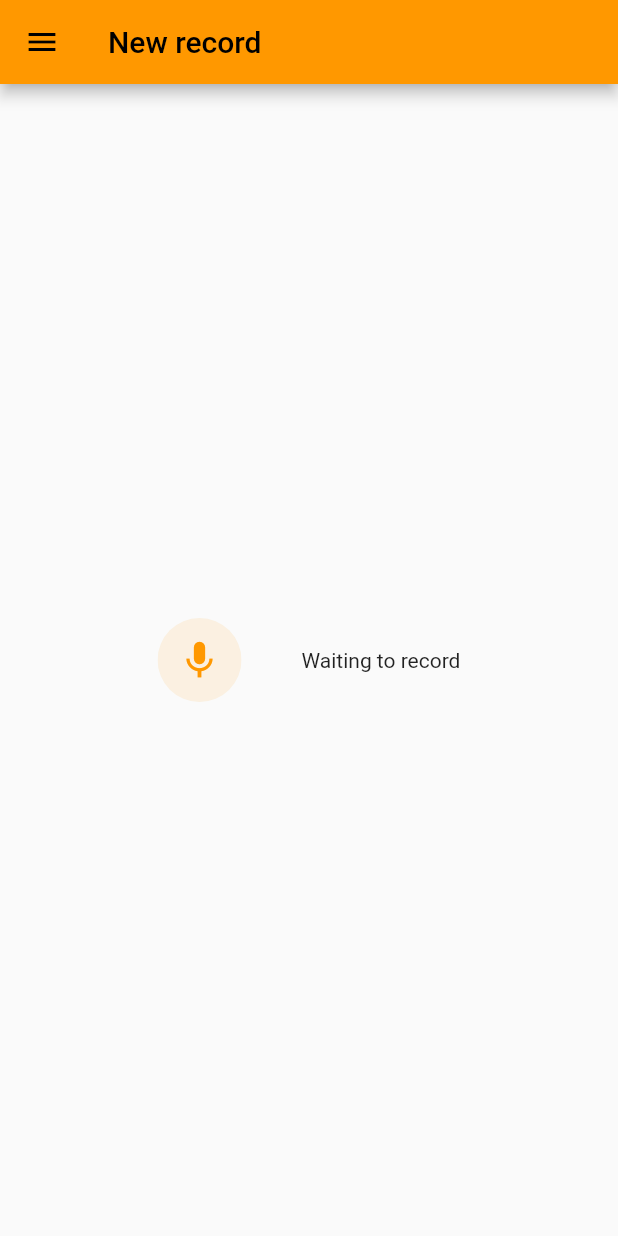
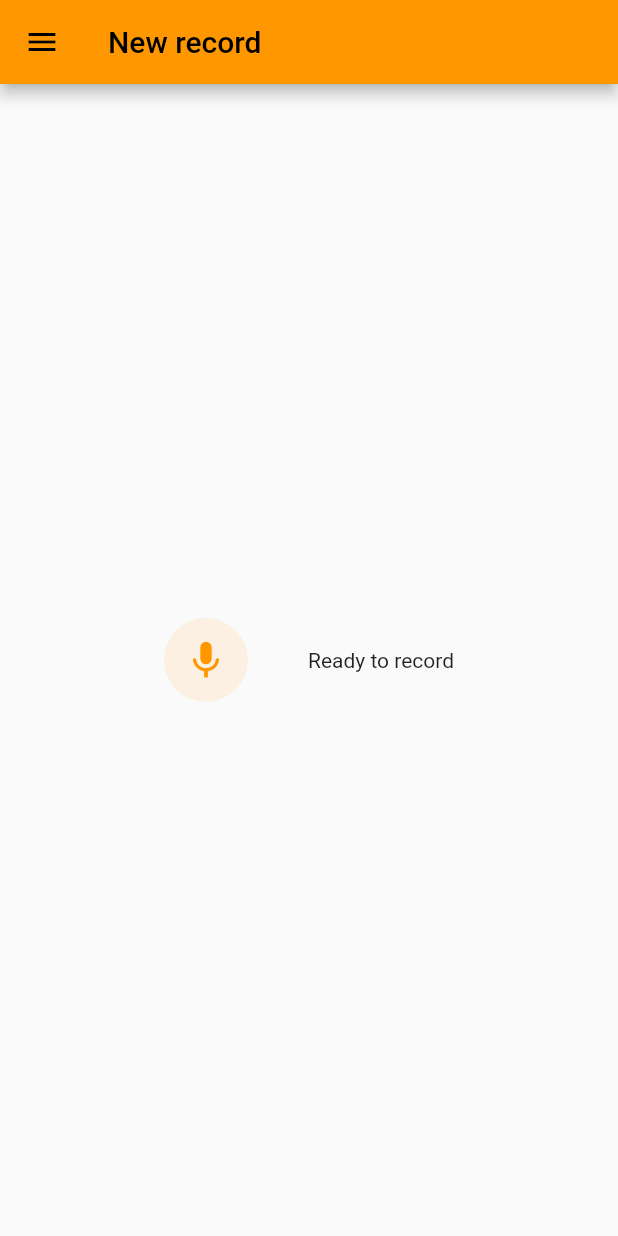
Before and after one commit to Voice-from-Fire/vffservice, a Flutter app: the screen it shows after launch, on a phone screen of 412 x 824 dp. Run offline on Flutter 3.47's test engine with Material 2 defaults, Android fonts, the phone set to English and light mode, and no system bars; our stand-ins replace audioplayers, dio; missing offline and left inert: record, vff_api; statements that could not run were skipped.

Commit message:
AudioPlayer

```diff
--- a/client/vffapp/lib/components/AudioRecorder.dart
+++ b/client/vffapp/lib/components/AudioRecorder.dart
@@ -84,12 +84,7 @@ class _AudioRecorderState extends State<AudioRecorder> {
 
   @override
   Widget build(BuildContext context) {
-    return MaterialApp(
-      home: Scaffold(
-        body: Column(
-          mainAxisAlignment: MainAxisAlignment.center,
-          children: [
-            Row(
+    return Row(
       mainAxisAlignment: MainAxisAlignment.center,
       children: <Widget>[
         _buildRecordStopControl(),
@@ -98,16 +93,12 @@ class _AudioRecorderState extends State<AudioRecorder> {
         const SizedBox(width: 20),
         _buildText(),
       ],
-            ),
-            if (_amplitude != null) ...[
+    );
+    /*if (_amplitude != null) ...[
               const SizedBox(height: 40),
               Text('Current: ${_amplitude?.current ?? 0.0}'),
               Text('Max: ${_amplitude?.max ?? 0.0}'),
-            ],
-          ],
-        ),
-      ),
-    );
+            ],*/
   }
 
   @override
@@ -180,7 +171,7 @@ class _AudioRecorderState extends State<AudioRecorder> {
       return _buildTimer();
     }
 
-    return const Text("Waiting to record");
+    return const Text("Ready to record");
   }
 
   Widget _buildTimer() {
--- a/client/vffapp/lib/main.dart
+++ b/client/vffapp/lib/main.dart
@@ -28,7 +28,7 @@ class VffApp extends StatelessWidget {
         onGenerateRoute: (settings) {
           AppState appState = context.read<AppState>();
           if (appState.isLogged()) {
-            StatelessWidget screen;
+            Widget screen;
             if (RecordScreen.route == settings.name) {
               screen = const RecordScreen();
             } else if (NewRecordScreen.route == settings.name) {
--- a/client/vffapp/lib/screens/NewRecordScreen.dart
+++ b/client/vffapp/lib/screens/NewRecordScreen.dart
@@ -1,16 +1,48 @@
 import 'package:flutter/material.dart';
 
+import '../components/AudioPlayer.dart';
 import '../components/AudioRecorder.dart';
 import '../components/ScreenWrapper.dart';
 
-class NewRecordScreen extends StatelessWidget {
+/*class NewRecordScreen extends StatelessWidget {
   const NewRecordScreen({super.key});
 
   static const String route = '/new';
 
   @override
   Widget build(BuildContext context) {
+    return const ScreenWrapper("New record", child: AudioPlayer(url: "xxx"));
+
+    // return ScreenWrapper("New record",
+    //     child: AudioRecorder(onStop: (path) => {print(path)}));
+  }
+}*/
+
+class NewRecordScreen extends StatefulWidget {
+  const NewRecordScreen({super.key});
+
+  static const String route = '/new';
+
+  @override
+  State<NewRecordScreen> createState() => _NewRecordScreenState();
+}
+
+class _NewRecordScreenState extends State<NewRecordScreen> {
+  String? _url;
+
+  void onStop(String url) {
+    setState(() {
+      _url = url;
+    });
+  }
+
+  @override
+  Widget build(BuildContext context) {
+    var children = _url != null
+        ? [AudioPlayer(url: _url!)]
+        : [AudioRecorder(onStop: onStop)];
     return ScreenWrapper("New record",
-        child: AudioRecorder(onStop: (path) => {print(path)}));
+        child: Column(
+            mainAxisAlignment: MainAxisAlignment.center, children: children));
   }
 }
--- a/client/vffapp/pubspec.yaml
+++ b/client/vffapp/pubspec.yaml
@@ -41,6 +41,7 @@ dependencies:
   provider: ^6.0.5
   dio: '>=4.0.1 <5.0.0'
   record: ^4.4.4
+  audioplayers: ^1.1.1
 
 dev_dependencies:
   flutter_test:
```
Also changed, not shown: client/vffapp/lib/components/AudioButton.dart (added, +25 -0 lines), client/vffapp/lib/components/AudioPlayer.dart (added, +60 -0 lines), client/vffapp/pubspec.lock, 5 other files. Lines whose indentation alone changed are shown as unchanged.
